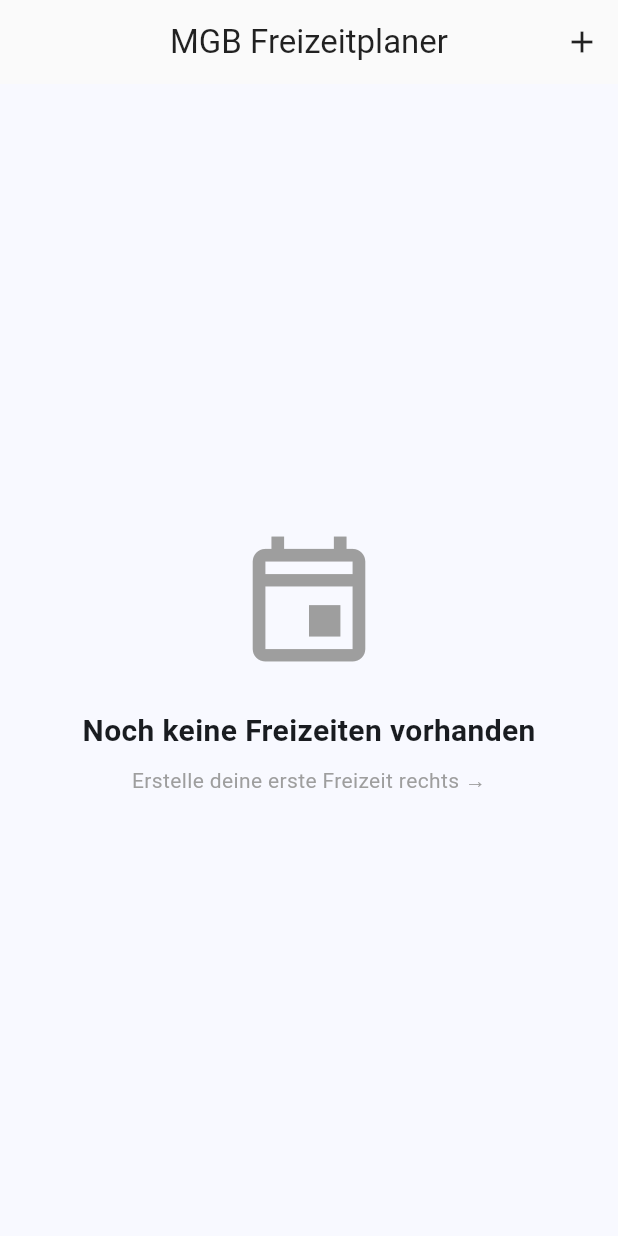
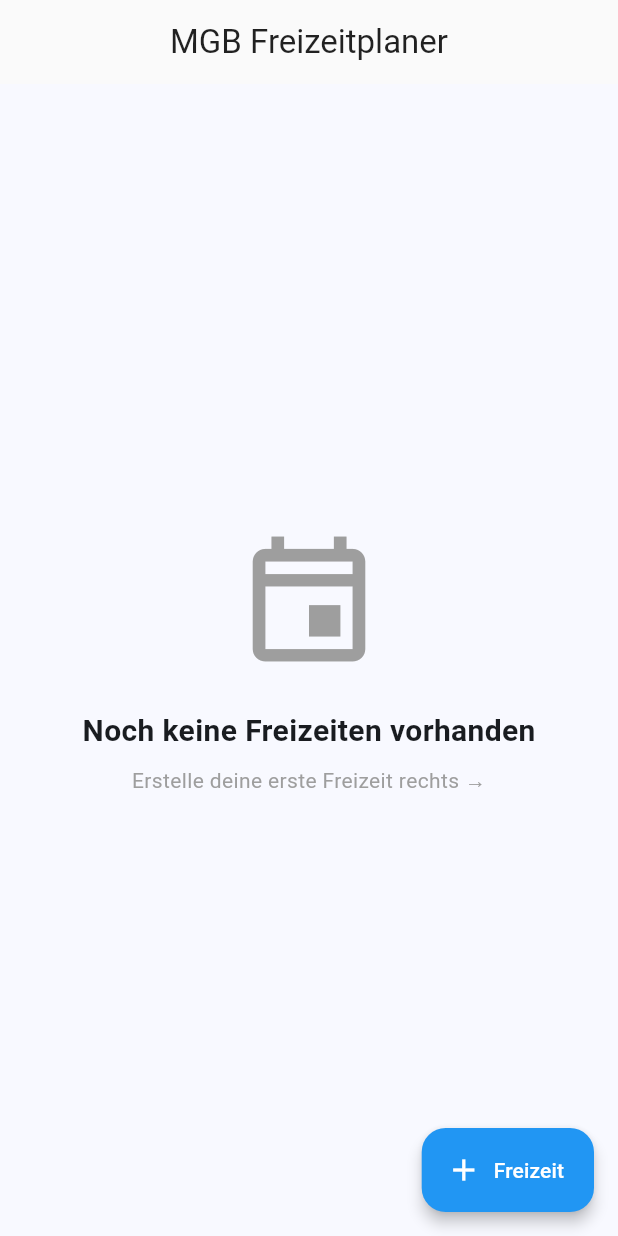
Before and after one commit to ptC7H12/Freizeitkasse, a Flutter app: the screen it shows after launch, on a phone screen of 412 x 824 dp. Run offline on Flutter 3.47's test engine with Material 3 defaults, Android fonts, the phone set to English and light mode, and no system bars; our stand-ins replace drift, file_picker, fl_chart, flutter_riverpod, logger, pdf and 2 more; missing offline and left inert: barcode, excel; accounts and stored records are empty; generated files the repository leaves out were written again.

Commit message:
refactor: Improve UI consistency across desktop and mobile views
- Remove IMPLEMENTATION_SUMMARY.md (not needed)
- Replace IconButton with Extended FAB in event selection screen (mobile)
- Add comprehensive responsive design guidelines to TECHNICAL_README.md
- Document critical rule: Always consider both desktop AND mobile views
- Add checklist for UI changes (test both views, consistent buttons, etc.)
- Include examples of correct vs incorrect patterns

Changes ensure consistent button concept across all screens and platforms.

```diff
--- a/lib/screens/auth/event_selection_screen.dart
+++ b/lib/screens/auth/event_selection_screen.dart
@@ -62,19 +62,19 @@ class _EventSelectionScreenState extends ConsumerState<EventSelectionScreen> {
       appBar: AppBar(
         title: const Text('MGB Freizeitplaner'),
         centerTitle: true,
-        actions: [
-          if (!isDesktop && !_showingCreateForm)
-            IconButton(
-              icon: const Icon(Icons.add),
+      ),
+      floatingActionButton: !isDesktop && !_showingCreateForm
+          ? FloatingActionButton.extended(
               onPressed: () {
                 setState(() {
                   _showingCreateForm = true;
                 });
               },
+              icon: const Icon(Icons.add),
+              label: const Text('Freizeit'),
               tooltip: 'Neue Freizeit erstellen',
-            ),
-        ],
-      ),
+            )
+          : null,
       body: StreamBuilder<List<Event>>(
         stream: database.select(database.events).watch(),
         builder: (context, snapshot) {
```
Also changed, not shown: 2 other files.
